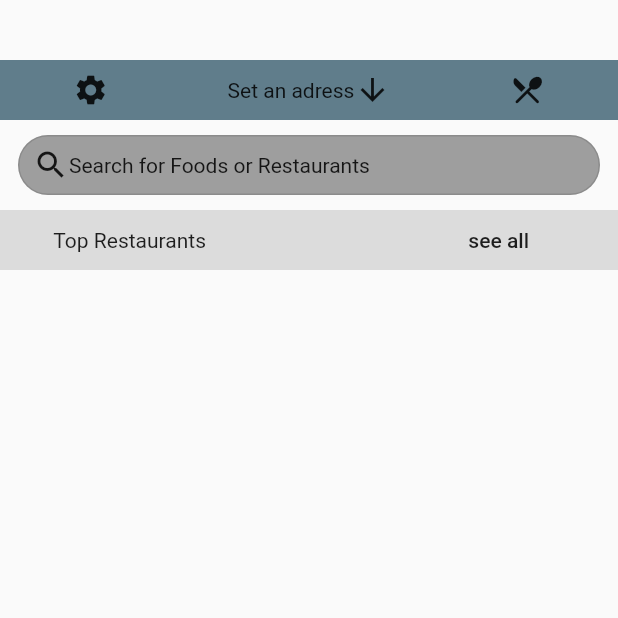
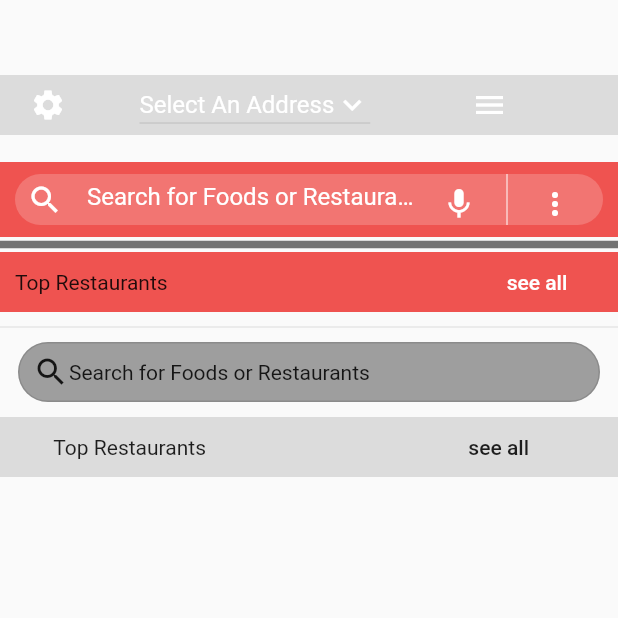
Before and after one commit to topoika/flutter_restaurant_delivery_app, a Flutter app: the screen it shows after launch, on a phone screen of 412 x 824 dp, the top half of it. Run offline on Flutter 3.47's test engine with Material 2 defaults, Android fonts, the phone set to English and light mode, and no system bars; missing offline and left inert: splash_screen_view.

Commit message:
first commit

```diff
--- /dev/null
+++ b/assets/lists.json
@@ -0,0 +1,44 @@
+{
+    "Restaurants_List": [
+        {
+            "id": 1,
+            "name": "Savannah Hotel",
+            "symbol": "SVN",
+            "image": "assets/images/splash1",
+            "change": "4,9",
+            "changevalue": "345",
+            "changeColor": "Colors.green",
+            "value": "1234"
+        },
+        {
+            "id": 2,
+            "name": "Simba Hotel",
+            "symbol": "SMH",
+            "image": "assets/images/splash3",
+            "change": "4,9",
+            "changevalue": "345",
+            "changeColor": "Colors.blue",
+            "value": "1234"
+        },
+        {
+            "id": 3,
+            "name": "Marra Hotel",
+            "symbol": "MRH",
+            "image": "assets/images/splash2",
+            "change": "4,9",
+            "changevalue": "345",
+            "changeColor": "Colors.black",
+            "value": "1234"
+        },
+        {
+            "id": 4,
+            "name": "Hinter Hotel",
+            "symbol": "HIH",
+            "image": "assets/images/splash1",
+            "change": "4,9",
+            "changevalue": "345",
+            "changeColor": "Colors.red",
+            "value": "1234"
+        }
+    ]
+}
--- a/lib/screens/homescreen.dart
+++ b/lib/screens/homescreen.dart
@@ -1,4 +1,6 @@
 import 'package:flutter/material.dart';
+import 'package:flutter/rendering.dart';
+import 'package:flutter/services.dart';
 
 class HomePage extends StatefulWidget {
   HomePage({Key key}) : super(key: key);
@@ -8,33 +10,170 @@ class HomePage extends StatefulWidget {
 }
 
 class _HomePageState extends State<HomePage> {
+  int _value = 0;
   @override
   Widget build(BuildContext context) {
     return Scaffold(
-      body: Container(
-        padding: EdgeInsets.symmetric(vertical: 40.0),
+      body: SingleChildScrollView(
+        padding: EdgeInsets.symmetric(vertical: 50.0),
         child: Column(
           children: [
             Container(
-              padding: EdgeInsets.symmetric(horizontal: 9),
               height: 40,
-              decoration: BoxDecoration(color: Colors.blueGrey),
+              padding: EdgeInsets.symmetric(horizontal: 8),
+              decoration: BoxDecoration(
+                color: Colors.black12,
+              ),
               child: Row(
-                mainAxisAlignment: MainAxisAlignment.spaceAround,
+                mainAxisAlignment: MainAxisAlignment.spaceEvenly,
                 children: [
-                  Icon(Icons.settings),
-                  Row(
-                    children: [
-                      Text('Set an adress'),
-                      Icon(Icons.arrow_downward_outlined)
-                    ],
+                  //Icon(Icons.settings,color: Colors.white,),
+                  IconButton(
+                      onPressed: () {},
+                      icon: Icon(
+                        Icons.settings,
+                        color: Colors.white,
+                      )),
+                  SizedBox(
+                    width: 37,
                   ),
-                  Icon(Icons.restaurant_menu_rounded)
+                  Expanded(
+                      flex: 1,
+                      child: Row(
+                        children: [
+                          DropdownButton(
+                              value: _value,
+                              items: [
+                                DropdownMenuItem(
+                                  child: Text(
+                                    'Select An Address',
+                                    style: TextStyle(color: Colors.white),
+                                  ),
+                                  value: 0,
+                                ),
+                                DropdownMenuItem(
+                                  child: Text("First Item"),
+                                  value: 1,
+                                ),
+                                DropdownMenuItem(
+                                  child: Text("Second Item"),
+                                  value: 2,
+                                ),
+                                DropdownMenuItem(
+                                    child: Text("Third Item"), value: 3),
+                                DropdownMenuItem(
+                                    child: Text("Fourth Item"), value: 4)
+                              ],
+                              icon: Icon(
+                                Icons.expand_more,
+                                color: Colors.white,
+                              ),
+                              onChanged: (value) {
+                                setState(() {
+                                  _value = value;
+                                });
+                              }),
+                        ],
+                      )),
+                  Expanded(
+                      flex: 1,
+                      child: IconButton(
+                          icon: Icon(
+                            Icons.menu,
+                            color: Colors.white,
+                          ),
+                          onPressed: () {}))
                 ],
               ),
             ),
             SizedBox(
               height: 10,
+            ),
+            Container(
+              child: SingleChildScrollView(
+                child: Row(
+                  crossAxisAlignment: CrossAxisAlignment.start,
+                  children: [
+                    Card(
+                      elevation: 5.0,
+                    )
+                  ],
+                ),
+              ),
+            ),
+            Container(
+              height: 50,
+              padding: EdgeInsets.symmetric(horizontal: 10, vertical: 8),
+              decoration: BoxDecoration(color: Colors.red[400]),
+              child: Container(
+                padding: EdgeInsets.symmetric(horizontal: 8),
+                decoration: BoxDecoration(
+                  color: Color.fromARGB(50, 255, 255, 255),
+                  borderRadius: BorderRadius.all(Radius.circular(22.0)),
+                ),
+                child: Row(
+                  crossAxisAlignment: CrossAxisAlignment.start,
+                  children: [
+                    Expanded(
+                        flex: 1,
+                        child: TextFormField(
+                          decoration: InputDecoration(
+                              border: InputBorder.none,
+                              hintText: 'Search for Foods or Restaurants..',
+                              hintStyle: TextStyle(color: Colors.white),
+                              icon: Icon(
+                                Icons.search,
+                                color: Colors.white,
+                              )),
+                        )),
+                    Expanded(
+                        flex: 0,
+                        child: Row(
+                          children: [
+                            IconButton(
+                                icon: Icon(Icons.mic, color: Colors.white),
+                                onPressed: () {}),
+                            VerticalDivider(
+                              color: Colors.white,
+                            ),
+                            IconButton(
+                                icon: Icon(
+                                  Icons.more_vert,
+                                  color: Colors.white,
+                                ),
+                                onPressed: () {})
+                          ],
+                        ))
+                  ],
+                ),
+              ),
+            ),
+            Divider(
+              height: 10,
+              thickness: 5,
+              color: Colors.black54,
+            ),
+            Container(
+              height: 40,
+              padding: EdgeInsets.symmetric(horizontal: 10, vertical: 8),
+              decoration: BoxDecoration(color: Colors.red[400]),
+              child: Row(
+                mainAxisAlignment: MainAxisAlignment.start,
+                children: [
+                  Expanded(flex: 1, child: Text('Top Restaurants')),
+                  Expanded(
+                      flex: 0,
+                      child: FlatButton(
+                        child: Text(
+                          'see all',
+                          style: TextStyle(color: Colors.white),
+                        ),
+                      ))
+                ],
+              ),
+            ),
+            Divider(
+              height: 20,
             ),
             Container(
               padding: EdgeInsets.symmetric(horizontal: 9),
```
Also changed, not shown: lib/constants/restaurants_list.dart (added).
